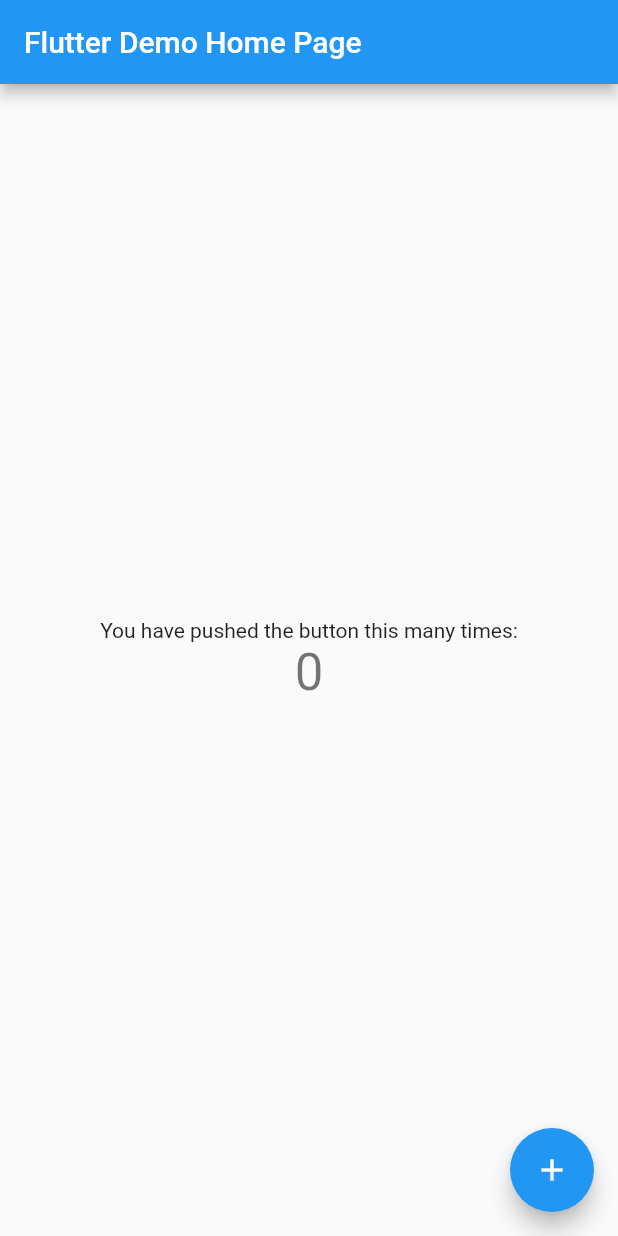
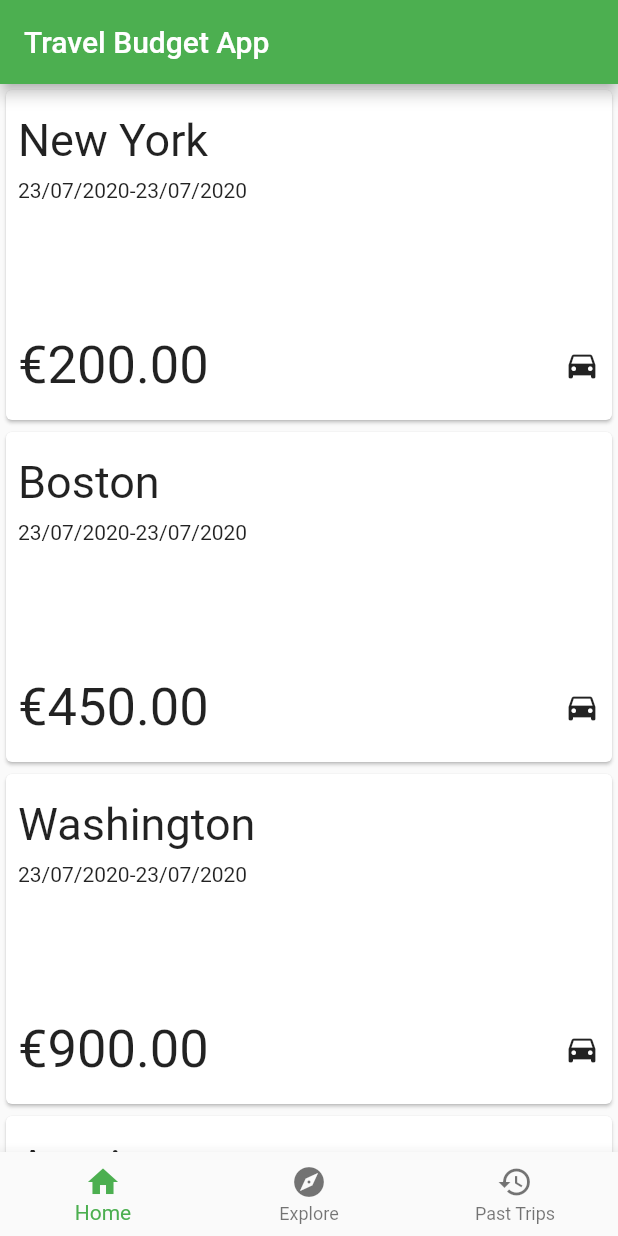
Before and after one commit to hassan78230/travel_companion, a Flutter app: the screen it shows after launch, on a phone screen of 412 x 824 dp. Run offline on Flutter 3.47's test engine with Material 2 defaults, Android fonts, the phone set to English and light mode, and no system bars.

Commit message:
list view UI

```diff
--- /dev/null
+++ b/lib/home_view.dart
@@ -0,0 +1,72 @@
+import 'package:flutter/material.dart';
+import 'package:intl/intl.dart';
+
+import 'model/Trip.dart';
+
+class HomeView extends StatelessWidget {
+  final List<Trip> tripList = [
+    Trip("New York", DateTime.now(), DateTime.now(), 200.00, "Car"),
+    Trip("Boston", DateTime.now(), DateTime.now(), 450.00, "Plane"),
+    Trip("Washington", DateTime.now(), DateTime.now(), 900.00, "Bus"),
+    Trip("Austin", DateTime.now(), DateTime.now(), 170.00, "Car"),
+    Trip("Miami", DateTime.now(), DateTime.now(), 180.00, "Car"),
+  ];
+  @override
+  Widget build(BuildContext context) {
+    return Container(
+      child: ListView.builder(
+          itemCount: tripList.length,
+          itemBuilder: (BuildContext context, int index) {
+            return buildTripCard(context, index);
+          }),
+    );
+  }
+
+  Widget buildTripCard(BuildContext context, int index) {
+    final trip = tripList[index];
+    return Container(
+      child: Card(
+        child: Padding(
+          padding: const EdgeInsets.all(8.0),
+          child: Column(children: <Widget>[
+            Padding(
+              padding: const EdgeInsets.only(top: 8, bottom: 4.0),
+              child: Row(children: <Widget>[
+                Text(
+                  trip.title,
+                  style: TextStyle(
+                    fontSize: 30,
+                  ),
+                ),
+                Spacer(),
+              ]),
+            ),
+            Padding(
+              padding: const EdgeInsets.only(top: 4, bottom: 80.0),
+              child: Row(children: <Widget>[
+                Text(
+                  "${DateFormat('dd/MM/yyyy').format(trip.startDate).toString()}-${DateFormat('dd/MM/yyyy').format(trip.endDate).toString()}",
+                ),
+                Spacer(),
+              ]),
+            ),
+            Padding(
+              padding: const EdgeInsets.only(top: 8, bottom: 8.0),
+              child: Row(
+                children: <Widget>[
+                  Text(
+                    "\€${trip.budget.toStringAsFixed(2)}",
+                    style: TextStyle(fontSize: 35),
+                  ),
+                  Spacer(),
+                  Icon(Icons.directions_car),
+
+                ],
+              ),
+            ),
+          ]),
+        ),
+      ),
+    );
+  }
+}
--- /dev/null
+++ b/lib/home_widget.dart
@@ -0,0 +1,54 @@
+import 'package:flutter/material.dart';
+import 'pages.dart';
+import 'home_view.dart';
+
+
+class Home extends StatefulWidget {
+  @override
+  State<StatefulWidget> createState() {
+    return _HomeState();
+  }
+}
+
+class _HomeState extends State<Home> {
+  int _currentIndex = 0;
+  final List<Widget> _children = [
+    HomeView(),
+    ExplorePage(),
+    PastTripsPage(),
+  ];
+
+  @override
+  Widget build(BuildContext context) {
+    return Scaffold(
+      appBar: AppBar(
+        title: Text("Travel Budget App"),
+      ),
+      body: _children[_currentIndex],
+      bottomNavigationBar: BottomNavigationBar(
+          onTap: onTabTapped,
+          currentIndex: _currentIndex,
+          items: [
+            BottomNavigationBarItem(
+              icon: new Icon(Icons.home),
+              title: new Text("Home"),
+            ),
+            BottomNavigationBarItem(
+              icon: new Icon(Icons.explore),
+              title: new Text("Explore"),
+            ),
+            BottomNavigationBarItem(
+              icon: new Icon(Icons.history),
+              title: new Text("Past Trips"),
+            ),
+          ]
+      ),
+    );
+  }
+
+  void onTabTapped(int index) {
+    setState(() {
+      _currentIndex = index;
+    });
+  }
+}
--- a/lib/main.dart
+++ b/lib/main.dart
@@ -1,4 +1,6 @@
 import 'package:flutter/material.dart';
+
+import 'home_widget.dart';
 
 void main() {
   runApp(MyApp());
@@ -9,109 +11,11 @@ class MyApp extends StatelessWidget {
   @override
   Widget build(BuildContext context) {
     return MaterialApp(
-      title: 'Flutter Demo',
+      title: 'Travel Companion',
       theme: ThemeData(
-        // This is the theme of your application.
-        //
-        // Try running your application with "flutter run". You'll see the
-        // application has a blue toolbar. Then, without quitting the app, try
-        // changing the primarySwatch below to Colors.green and then invoke
-        // "hot reload" (press "r" in the console where you ran "flutter run",
-        // or simply save your changes to "hot reload" in a Flutter IDE).
-        // Notice that the counter didn't reset back to zero; the application
-        // is not restarted.
-        primarySwatch: Colors.blue,
-        // This makes the visual density adapt to the platform that you run
-        // the app on. For desktop platforms, the controls will be smaller and
-        // closer together (more dense) than on mobile platforms.
-        visualDensity: VisualDensity.adaptivePlatformDensity,
+        primarySwatch: Colors.green,
       ),
-      home: MyHomePage(title: 'Flutter Demo Home Page'),
+      home: Home(),
     );
   }
 }
-
-class MyHomePage extends StatefulWidget {
-  MyHomePage({Key key, this.title}) : super(key: key);
-
-  // This widget is the home page of your application. It is stateful, meaning
-  // that it has a State object (defined below) that contains fields that affect
-  // how it looks.
-
-  // This class is the configuration for the state. It holds the values (in this
-  // case the title) provided by the parent (in this case the App widget) and
-  // used by the build method of the State. Fields in a Widget subclass are
-  // always marked "final".
-
-  final String title;
-
-  @override
-  _MyHomePageState createState() => _MyHomePageState();
-}
-
-class _MyHomePageState extends State<MyHomePage> {
-  int _counter = 0;
-
-  void _incrementCounter() {
-    setState(() {
-      // This call to setState tells the Flutter framework that something has
-      // changed in this State, which causes it to rerun the build method below
-      // so that the display can reflect the updated values. If we changed
-      // _counter without calling setState(), then the build method would not be
-      // called again, and so nothing would appear to happen.
-      _counter++;
-    });
-  }
-
-  @override
-  Widget build(BuildContext context) {
-    // This method is rerun every time setState is called, for instance as done
-    // by the _incrementCounter method above.
-    //
-    // The Flutter framework has been optimized to make rerunning build methods
-    // fast, so that you can just rebuild anything that needs updating rather
-    // than having to individually change instances of widgets.
-    return Scaffold(
-      appBar: AppBar(
-        // Here we take the value from the MyHomePage object that was created by
-        // the App.build method, and use it to set our appbar title.
-        title: Text(widget.title),
-      ),
-      body: Center(
-        // Center is a layout widget. It takes a single child and positions it
-        // in the middle of the parent.
-        child: Column(
-          // Column is also a layout widget. It takes a list of children and
-          // arranges them vertically. By default, it sizes itself to fit its
-          // children horizontally, and tries to be as tall as its parent.
-          //
-          // Invoke "debug painting" (press "p" in the console, choose the
-          // "Toggle Debug Paint" action from the Flutter Inspector in Android
-          // Studio, or the "Toggle Debug Paint" command in Visual Studio Code)
-          // to see the wireframe for each widget.
-          //
-          // Column has various properties to control how it sizes itself and
-          // how it positions its children. Here we use mainAxisAlignment to
-          // center the children vertically; the main axis here is the vertical
-          // axis because Columns are vertical (the cross axis would be
-          // horizontal).
-          mainAxisAlignment: MainAxisAlignment.center,
-          children: <Widget>[
-            Text(
-              'You have pushed the button this many times:',
-            ),
-            Text(
-              '$_counter',
-              style: Theme.of(context).textTheme.headline4,
-            ),
-          ],
-        ),
-      ),
-      floatingActionButton: FloatingActionButton(
-        onPressed: _incrementCounter,
-        tooltip: 'Increment',
-        child: Icon(Icons.add),
-      ), // This trailing comma makes auto-formatting nicer for build methods.
-    );
-  }
-}
--- /dev/null
+++ b/lib/model/Trip.dart
@@ -0,0 +1,9 @@
+class Trip{
+  final String title;
+  final DateTime startDate;
+  final DateTime endDate;
+  final double budget;
+  final String travelType;
+
+  Trip(this.title, this.startDate, this.endDate, this.budget, this.travelType);
+}
--- /dev/null
+++ b/lib/pages.dart
@@ -0,0 +1,19 @@
+import 'package:flutter/material.dart';
+
+class ExplorePage extends StatelessWidget {
+  @override
+  Widget build(BuildContext context) {
+    return Container(
+      color: Colors.yellow,
+    );
+  }
+}
+
+class PastTripsPage extends StatelessWidget {
+  @override
+  Widget build(BuildContext context) {
+    return Container(
+      color: Colors.orange,
+    );
+  }
+}
--- a/pubspec.yaml
+++ b/pubspec.yaml
@@ -23,6 +23,8 @@ environment:
 dependencies:
   flutter:
     sdk: flutter
+  cloud_firestore: ^0.13.7
+  intl: 0.16.1
 
 
   # The following adds the Cupertino Icons font to your application.
```
Also changed, not shown: pubspec.lock, 3 other files.
